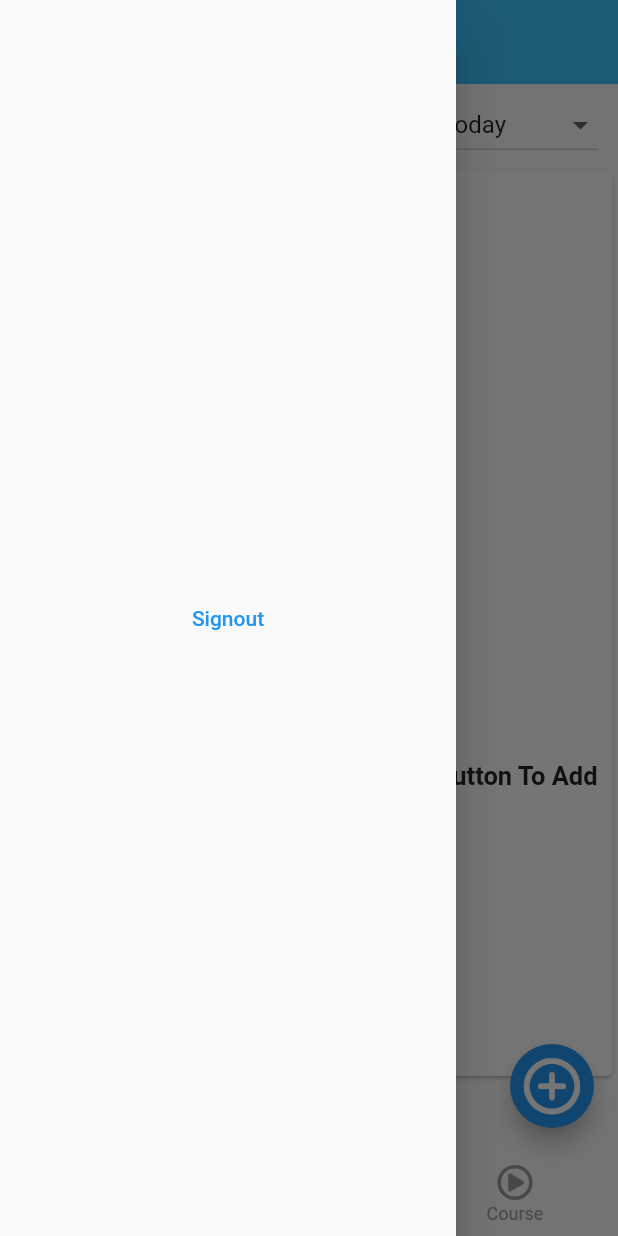
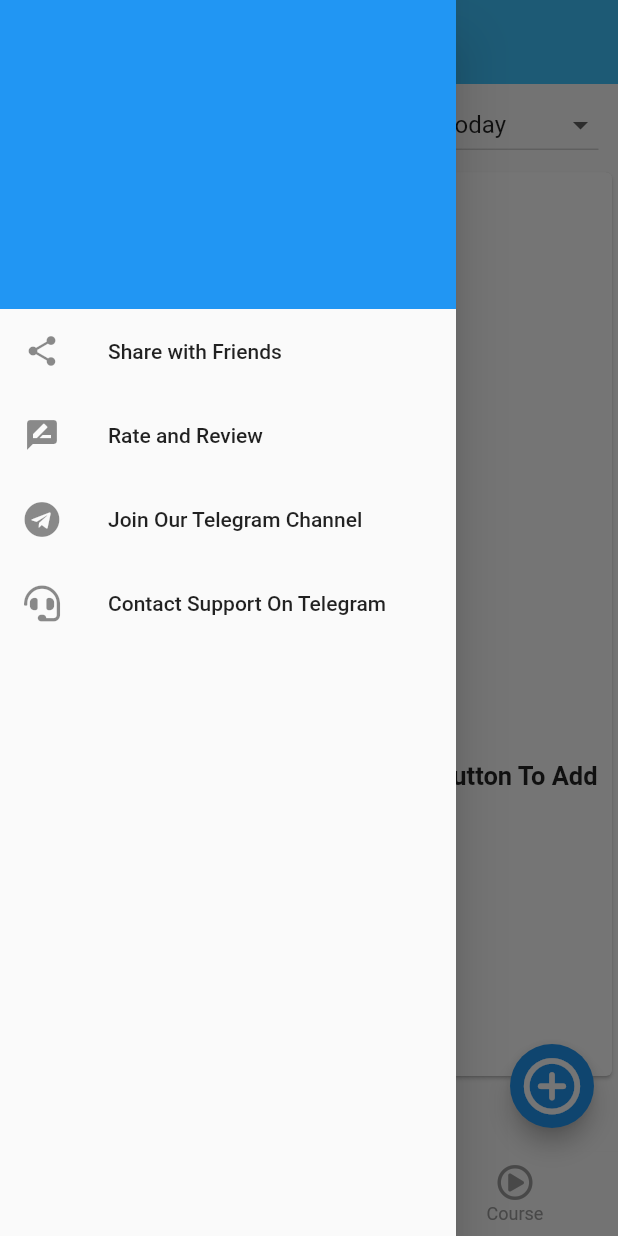
Before and after one commit to luqmantuke/FxHub, a Flutter app: the screen it shows once a user with an empty profile is signed in, with the side drawer open, on a phone screen of 412 x 824 dp. Run offline on Flutter 3.47's test engine with Material 2 defaults, Android fonts, the phone set to English and light mode, and no system bars; drawn by our look-alikes of overlay_support; our stand-ins replace cached_network_image, carousel_slider, cloud_firestore, connectivity_plus, date_time_picker, firebase_auth and 9 more; missing offline and left inert: flutter_inappwebview; accounts and stored records are empty.

Commit message:
added Drawer with sharing compatibility

```diff
--- a/lib/screens/homepage.dart
+++ b/lib/screens/homepage.dart
@@ -1,5 +1,6 @@
-import 'package:pipshub/authentication/authentication.dart';
-import 'package:pipshub/screens/authentication/login_signup.dart';
+import 'package:share_plus/share_plus.dart';
+import 'package:url_launcher/url_launcher.dart';
+
 import 'package:pipshub/screens/course/course_list.dart';
 import 'package:pipshub/screens/news/news_list.dart';
 import 'package:pipshub/screens/trades/add_trade.dart';
@@ -46,13 +47,51 @@ class _HomePageState extends State<HomePage> {
         // automaticallyImplyLeading: false,
       ),
       drawer: Drawer(
-        child: TextButton(
-          child: Text("Signout"),
-          onPressed: () async {
-            await context.read<AuthenticationService>().signOut();
-            Navigator.pushReplacement(context,
-                MaterialPageRoute(builder: (context) => LoginSignUpScreen()));
-          },
+        child: ListView(
+          padding: EdgeInsets.all(0),
+          children: [
+            Container(
+                height: MediaQuery.of(context).size.height / 4,
+                color: Colors.blue),
+            ListTile(
+              leading: Icon(Icons.share),
+              title: Text("Share with Friends"),
+              onTap: () async {
+                Share.share(
+                    'Check out PIPSHUB, an app for Forex trading that provides Trade Tracking System, Economic News Alert, together with different courses for FREE.  https://play.google.com/store/apps/details?id=com.tukesolutions.pipshub');
+              },
+            ),
+            ListTile(
+                leading: Icon(Icons.rate_review),
+                title: Text("Rate and Review"),
+                onTap: () async {
+                  var url =
+                      'https://play.google.com/store/apps/details?id=com.tukesolutions.pipshub';
+                  if (await canLaunch(url)) {
+                    await launch(url);
+                  }
+                }),
+            ListTile(
+              leading: Icon(FontAwesomeIcons.telegram),
+              title: Text("Join Our Telegram Channel"),
+              onTap: () async {
+                var url = 'https://t.me/pipshubappchannel';
+                if (await canLaunch(url)) {
+                  await launch(url);
+                }
+              },
+            ),
+            ListTile(
+              leading: Icon(FontAwesomeIcons.headset),
+              title: Text("Contact Support On Telegram"),
+              onTap: () async {
+                var url = 'https://t.me/pipshubapp';
+                if (await canLaunch(url)) {
+                  await launch(url);
+                }
+              },
+            ),
+          ],
         ),
       ),
       body: _screenOptions.elementAt(_selectedIndex),
--- a/pubspec.yaml
+++ b/pubspec.yaml
@@ -47,6 +47,8 @@ dependencies:
   carousel_slider: ^4.0.0
   flutter_inappwebview: ^5.3.2
   google_mobile_ads: ^0.13.6
+  url_launcher: ^6.0.13
+  share_plus: ^3.0.4
 
 dev_dependencies:
   flutter_test:
```
Also changed, not shown: pubspec.lock.
